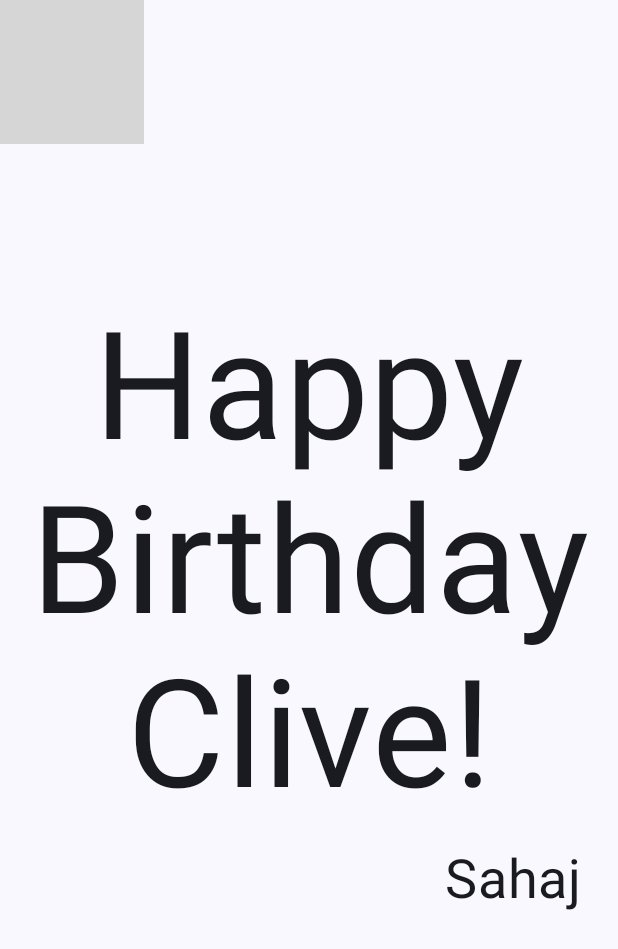
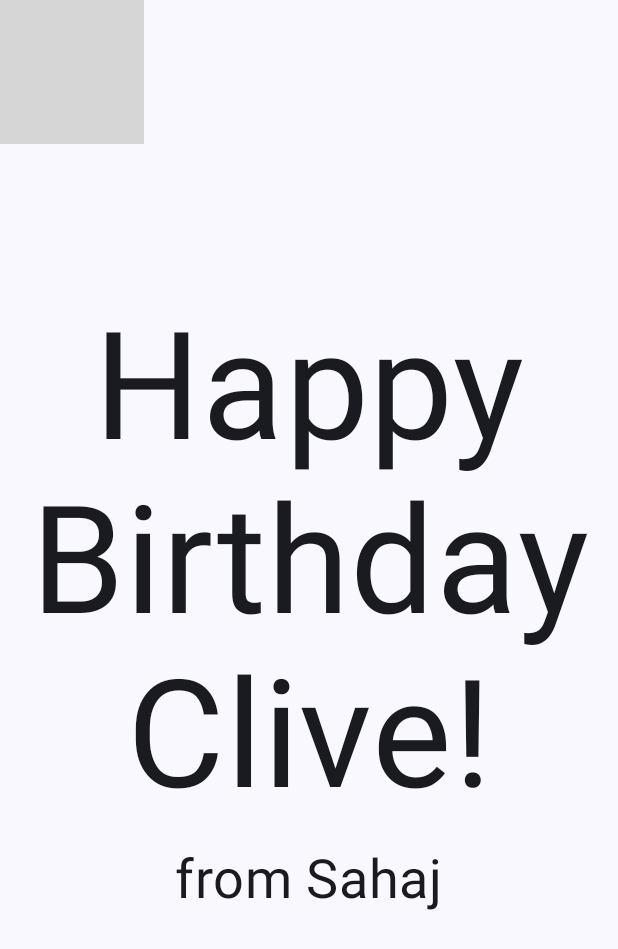
Before and after one commit to SahajT01/Birthday-Card, an Android app built with Jetpack Compose: the screen it shows after launch (MainActivity), on a phone screen of 412 x 824 dp. Shown: the top 949 px of the screen. Run offline under Robolectric (Android 15) with nearby library versions, the phone set to English and light mode, and no system bars; grey boxes are pictures that could not be loaded.

Commit message:
Final Birthday Card

```diff
--- a/app/src/main/java/com/example/happybirthday/MainActivity.kt
+++ b/app/src/main/java/com/example/happybirthday/MainActivity.kt
@@ -17,6 +17,7 @@ import androidx.compose.ui.Alignment
 import androidx.compose.ui.Modifier
 import androidx.compose.ui.layout.ContentScale
 import androidx.compose.ui.res.painterResource
+import androidx.compose.ui.res.stringResource
 import androidx.compose.ui.text.style.TextAlign
 import androidx.compose.ui.tooling.preview.Preview
 import androidx.compose.ui.unit.dp
@@ -33,7 +34,10 @@ class MainActivity : ComponentActivity() {
                     modifier = Modifier.fillMaxSize(),
                     color = MaterialTheme.colorScheme.background
                 ) {
-                    GreetingImage(message = "Happy Birthday Clive!", from = "Sahaj")
+                    GreetingImage(message = stringResource(R.string.happy_birthday_text), from = stringResource(
+                        R.string.signature_text
+                    )
+                    )
                 }
             }
         }
@@ -54,7 +58,7 @@ fun GreetingImage(message: String, from: String, modifier: Modifier = Modifier)
         GreetingText(
             message = message,
             from = from,
-            modifier = Modifier
+            modifier = modifier
                 .fillMaxSize()
                 .padding(8.dp)
         )
@@ -78,7 +82,7 @@ fun GreetingText(message: String, from: String, modifier: Modifier = Modifier) {
             fontSize = 36.sp,
             modifier = Modifier
                 .padding(16.dp)
-                .align(alignment = Alignment.End)
+                .align(alignment = Alignment.CenterHorizontally)
         )
     }
 }
@@ -87,6 +91,7 @@ fun GreetingText(message: String, from: String, modifier: Modifier = Modifier) {
 @Composable
 fun BirthdayCardPreview() {
     HappyBirthdayTheme {
-        GreetingImage(message = "Happy Birthday Clive!", from ="From Sahaj")
+        GreetingImage(message = stringResource(R.string.happy_birthday_text), from = stringResource(
+            R.string.signature_text))
     }
 }
--- a/app/src/main/res/values/strings.xml
+++ b/app/src/main/res/values/strings.xml
@@ -1,3 +1,5 @@
 <resources>
     <string name="app_name">Happy Birthday</string>
+    <string name="happy_birthday_text">Happy Birthday Clive!</string>
+    <string name="signature_text">from Sahaj</string>
 </resources>
```
